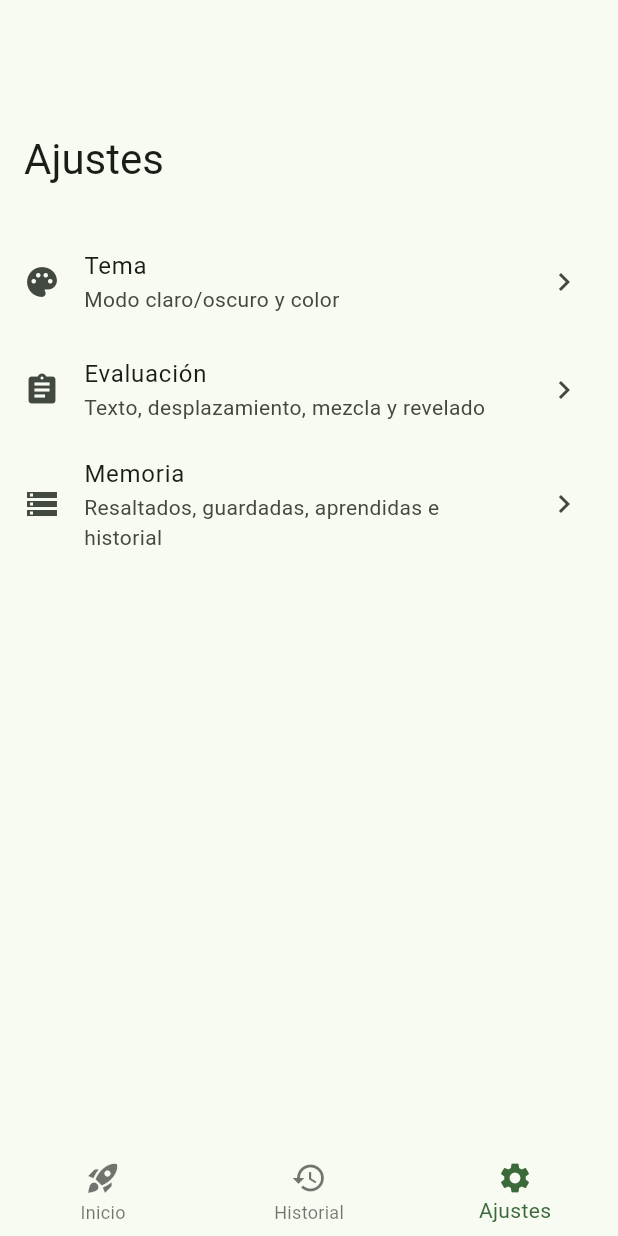
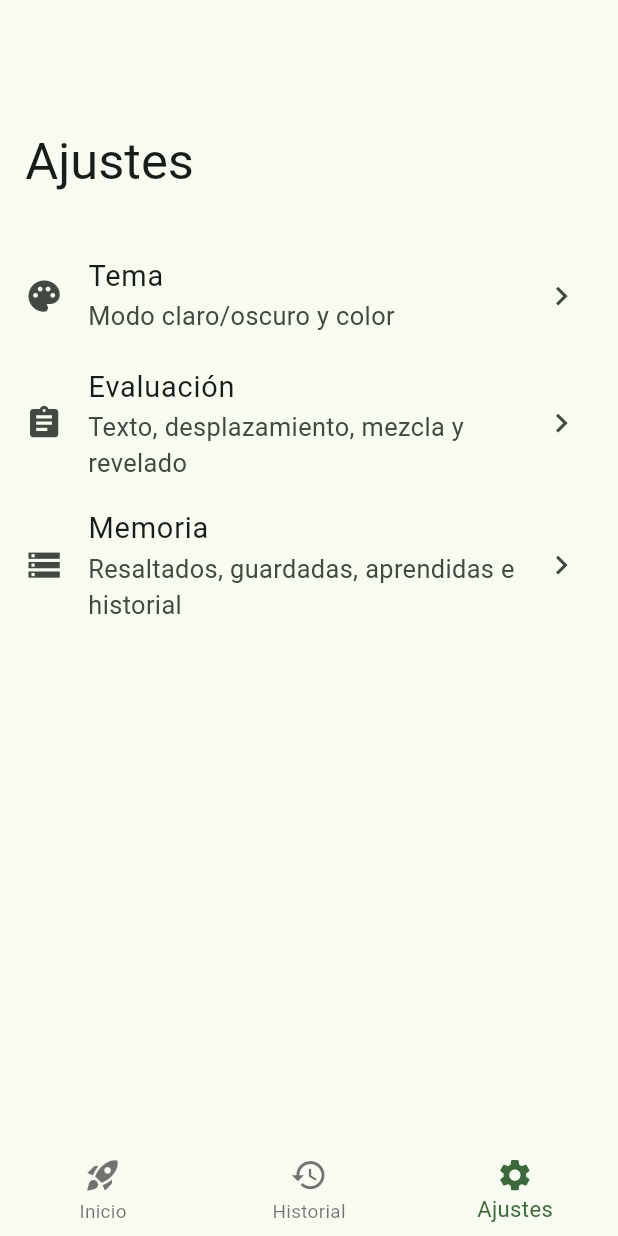
Before and after one commit to cybergaala/evaluator, a Flutter app: the screen it shows after launch, swiped to page 3, on a phone screen of 412 x 824 dp. Run offline on Flutter 3.47's test engine with Material 3 defaults, Android fonts, the phone set to English and light mode, and no system bars; our stand-ins replace easy_refresh, get, shared_preferences, sqflite; accounts and stored records are empty.

Commit message:
feat(app): scale the UI to keep the design proportions on any screen

```diff
--- a/lib/main.dart
+++ b/lib/main.dart
@@ -5,6 +5,10 @@ import 'package:get/get.dart';
 import 'injection.dart';
 import 'presentation/controllers/theme_controller.dart';
 import 'presentation/pages/home.dart';
+
+// The emulator the UI was designed on: 1080 px at 440 dpi, font size 115%.
+const _designWidth = 1080 / 2.75;
+const _designText = TextScaler.linear(1.15);
 
 Future<void> main() async {
   WidgetsFlutterBinding.ensureInitialized();
@@ -37,7 +41,8 @@ class App extends StatelessWidget {
         home: const HomePage(),
         // A region at the bottom of every route: Flutter takes the gesture bar
         // style from it, otherwise the AppBar's style leaves it opaque.
-        builder: (context, child) => AnnotatedRegion<SystemUiOverlayStyle>(
+        builder: (context, child) => _DesignScale(
+          child: AnnotatedRegion<SystemUiOverlayStyle>(
             value: SystemUiOverlayStyle(
               systemNavigationBarColor: Colors.transparent,
               systemNavigationBarContrastEnforced: false,
@@ -48,7 +53,43 @@ class App extends StatelessWidget {
             ),
             child: child!,
           ),
+        ),
       );
     });
   }
 }
+
+/// Scales the whole UI (pages, dialogs, sheets) to the design screen, so it
+/// keeps the same proportions on any device. The phone's font size is ignored.
+// ponytail: one global scale, no per-widget .w/.sp (no screenutil).
+class _DesignScale extends StatelessWidget {
+  final Widget child;
+
+  const _DesignScale({required this.child});
+
+  @override
+  Widget build(BuildContext context) {
+    final mq = MediaQuery.of(context);
+    // shortestSide, so landscape doesn't blow the UI up.
+    final s = mq.size.shortestSide / _designWidth;
+    final size = mq.size / s;
+    // FittedBox scales painting and hit testing together.
+    return FittedBox(
+      child: SizedBox.fromSize(
+        size: size,
+        child: MediaQuery(
+          data: mq.copyWith(
+            size: size,
+            devicePixelRatio: mq.devicePixelRatio * s,
+            padding: mq.padding / s,
+            viewPadding: mq.viewPadding / s,
+            viewInsets: mq.viewInsets / s, // keyboard
+            systemGestureInsets: mq.systemGestureInsets / s,
+            textScaler: _designText,
+          ),
+          child: child,
+        ),
+      ),
+    );
+  }
+}
```
Lines whose indentation alone changed are shown as unchanged.
